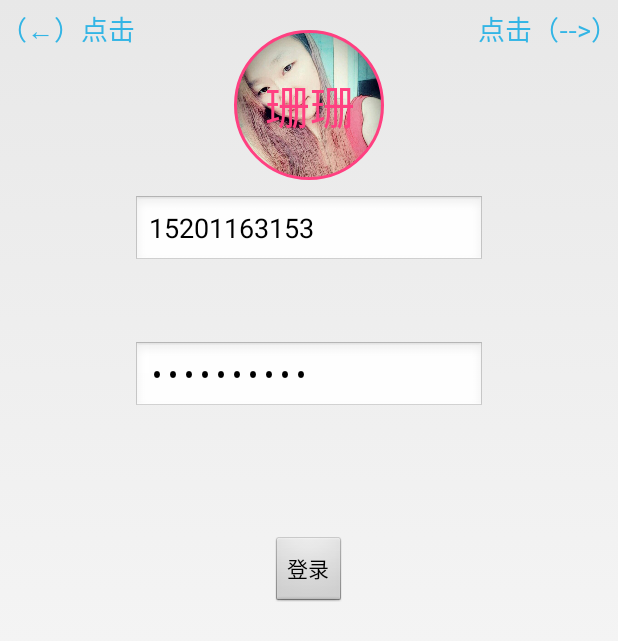
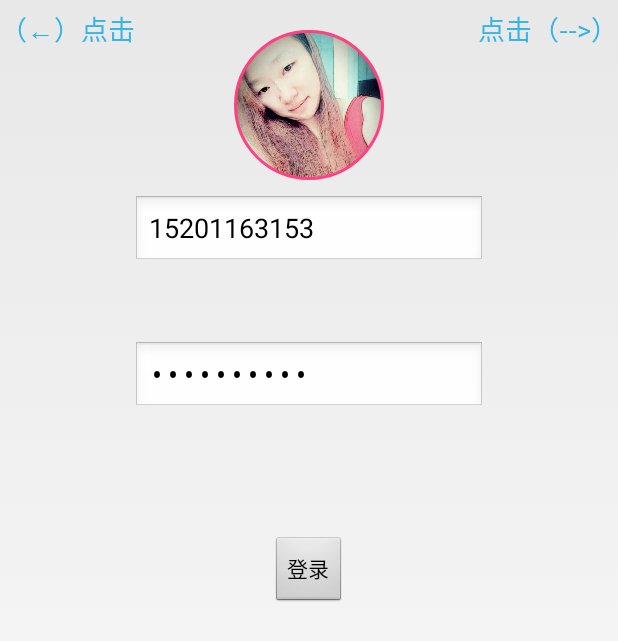
Before and after one commit to Biligle/Bili, an Android app: the PLoginActivity screen opened directly, with no data from a screen before it, on a phone screen of 412 x 824 dp. Shown: the top 641 px of the screen. Run offline under Robolectric (Android 15) with nearby library versions, the phone set to English and light mode, and no system bars; our stand-ins replace CircleImageView; pictures from the network do not load; 4 statements that could not run were skipped.

Commit message:
Update activity_login.xml

```diff
--- a/Biligle/app/src/main/res/layout/activity_login.xml
+++ b/Biligle/app/src/main/res/layout/activity_login.xml
@@ -89,7 +89,6 @@
             android:layout_centerHorizontal="true"
             app:civ_border_width="2dp"
             app:civ_border_color="@color/colorAccent"
-            app:mytextContent="珊珊"
             app:mytextSize="30sp"
             app:mytextContent_color="@color/colorAccent"/>
         <EditText
```
